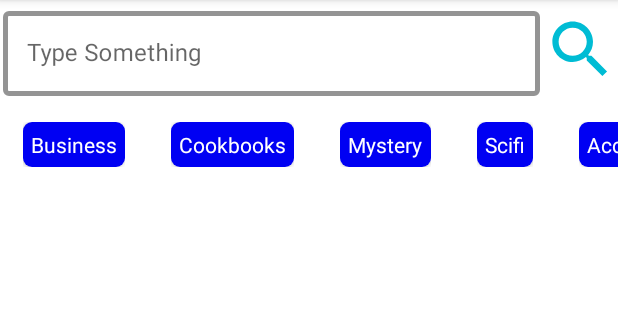
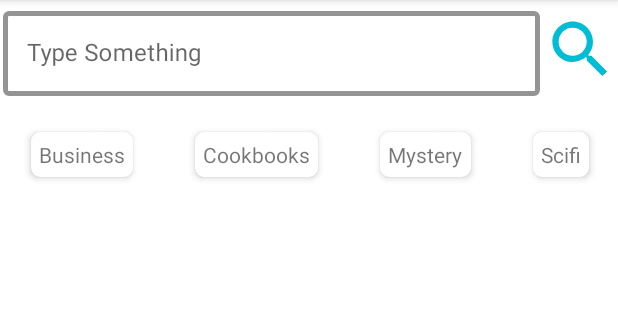
Before and after one commit to aikansh2001yadav/ShopPal, an Android app: the fragment ShoppingItemsFragment shown on its own in the app's theme, on a phone screen of 412 x 824 dp, the part 84-404 px from its top. Run offline under Robolectric (Android 15) with nearby library versions, the phone set to English and light mode, and no system bars; our stand-ins replace Firebase (no records; nobody signed in at launch, a user with empty details on screens opened directly); pictures from the network do not load.

Commit message:
Finalize the app

```diff
--- a/app/src/main/res/layout/layout_shopping_type.xml
+++ b/app/src/main/res/layout/layout_shopping_type.xml
@@ -8,15 +8,16 @@
 
     <androidx.cardview.widget.CardView
         android:layout_width="wrap_content"
-        android:layout_height="wrap_content"
-        app:cardCornerRadius="@dimen/shopping_type_corner">
+        android:layout_height="match_parent"
+        app:cardCornerRadius="6dp"
+        app:cardElevation="3dp"
+        app:cardMaxElevation="3dp"
+        app:cardUseCompatPadding="true">
 
         <TextView
             android:id="@+id/text_item_type"
             android:layout_width="match_parent"
-            android:textColor="@color/white"
             android:padding="@dimen/shopping_type_padding"
-            android:background="@color/blue"
             android:layout_height="match_parent" />
     </androidx.cardview.widget.CardView>
 </LinearLayout>
```
